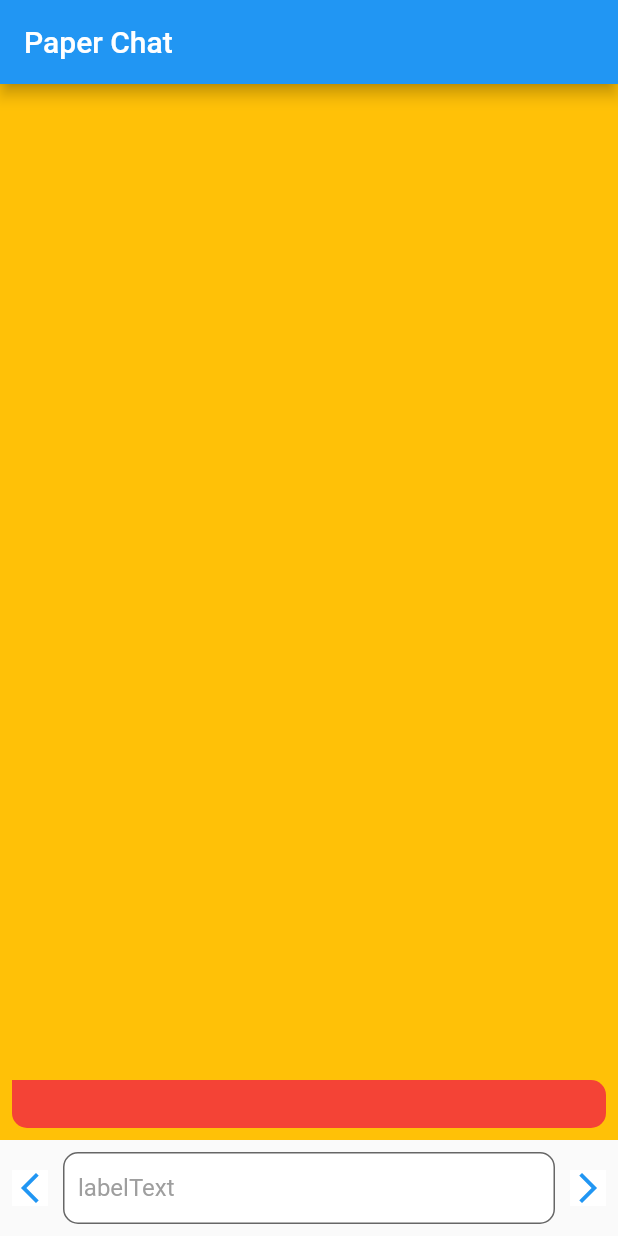
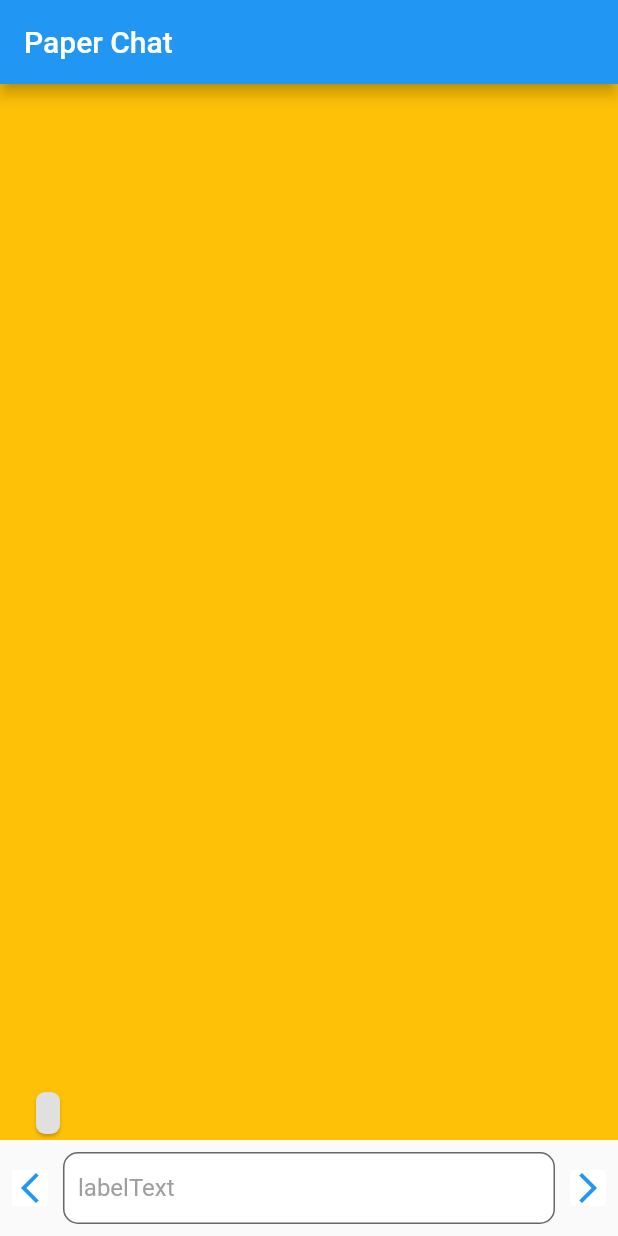
Before and after one commit to Stephen-Essoun/offline-flutter-mute-chat---paper_chat, a Flutter app: the screen it shows after launch, after a tap on the "arrow back ios new" icon, on a phone screen of 412 x 824 dp. Run offline on Flutter 3.47's test engine with Material 2 defaults, Android fonts, the light colour scheme and no system bars; drawn by our look-alikes of bubble.

Commit message:
still working on it

```diff
--- a/lib/database/message_store.dart
+++ b/lib/database/message_store.dart
@@ -1,4 +1,4 @@
-    // List chats = [];
+// List chats = [];
 import 'package:flutter/material.dart';
 import 'dart:math' as math;
 
@@ -41,9 +41,9 @@ class OutBubble extends StatelessWidget {
             decoration: BoxDecoration(
               color: Colors.indigo.shade600,
               borderRadius: const BorderRadius.only(
-                topLeft: Radius.circular(19),
-                bottomLeft: Radius.circular(19),
-                bottomRight: Radius.circular(19),
+                topLeft: Radius.circular(10),
+                bottomLeft: Radius.circular(10),
+                bottomRight: Radius.circular(10),
               ),
             ),
             child: Text(
@@ -83,9 +83,9 @@ class InBubble extends StatelessWidget {
             decoration: BoxDecoration(
               color: Colors.grey.shade300,
               borderRadius: const BorderRadius.only(
-                topRight: Radius.circular(19),
-                bottomLeft: Radius.circular(19),
-                bottomRight: Radius.circular(19),
+                topRight: Radius.circular(10),
+                bottomLeft: Radius.circular(10),
+                bottomRight: Radius.circular(10),
               ),
             ),
             child: Text(
--- a/lib/ui/chat_ui.dart
+++ b/lib/ui/chat_ui.dart
@@ -1,3 +1,4 @@
+import 'package:bubble/bubble.dart';
 import 'package:flutter/material.dart';
 import 'package:paper_chat/provider/db_provider.dart';
 import 'package:paper_chat/provider/visible_provider.dart';
@@ -14,6 +15,7 @@ class ChatView extends StatefulWidget {
 }
 
 class _ChatViewState extends State<ChatView> {
+  bool isCurrentUser = false;
   @override
   Widget build(BuildContext context) {
     var visibility = Provider.of<ChatVisibility>(context);
@@ -31,69 +33,34 @@ class _ChatViewState extends State<ChatView> {
               reverse: true,
               itemCount: chats.message.length,
               itemBuilder: (context, index) {
-                return visibility.isVisible
-                    ? Padding(
-                        padding: const EdgeInsets.all(8.0),
-                        child: Flexible(
-                          child: Visibility(
-                            // visible: visibility.isVisible ? false : true,
-                            child: Container(
-                              constraints: BoxConstraints(
-                                maxWidth:
-                                    MediaQuery.of(context).size.width * 0.5,
-                              ),
-                              // color: Colors.white,
-                              decoration: const BoxDecoration(
-                                color: Colors.red,
-                                borderRadius: BorderRadius.only(
-                                  topRight: Radius.circular(10),
-                                  bottomLeft: Radius.circular(10),
-                                  bottomRight: Radius.circular(10),
-                                ),
-                              ),
-                              child: Padding(
-                                padding: const EdgeInsets.all(8.0),
-                                child: Text(
-                                  chats.message[index],
-                                ),
-                              ),
-                            ),
-                          ),
-                        ),
-                      )
-                    : Padding(
-                        padding: const EdgeInsets.all(8.0),
-                        child: Flexible(
-                          child: Visibility(
-                            // visible: visibility.isVisible ? true : false,
-                            child: Container(
-                              constraints: BoxConstraints(
-                                maxWidth:
-                                    MediaQuery.of(context).size.width * 0.8,
-                              ),
-                              decoration: const BoxDecoration(
-                                color: Colors.white,
-                                borderRadius: BorderRadius.only(
-                                  topLeft: Radius.circular(10),
-                                  bottomLeft: Radius.circular(10),
-                                  bottomRight: Radius.circular(10),
-                                ),
-                              ),
-                              // color: Colors.white,
-                              child: Padding(
-                                padding: const EdgeInsets.all(8.0),
-                                child: Text(
-                                  chats.message[index],
-                                ),
-                              ),
-                            ),
-                          ),
-                        ),
-                      );
+                return Padding(
+                    padding: EdgeInsets.fromLTRB(
+                      isCurrentUser ? 64.0 : 16.0,
+                      4,
+                      isCurrentUser ? 16.0 : 64.0,
+                      4,
+                    ),
+                    child: Bubble(
+                      color:
+                          visibility.isVisible ? Colors.blue : Colors.grey[300],
+                      alignment: isCurrentUser
+                          ? Alignment.centerRight
+                          : Alignment.centerLeft,
+                      stick: true,
+                      child: Text(chats.message[index],
+                          style:
+                              Theme.of(context).textTheme.bodyMedium!.copyWith(
+                                    color: visibility.isVisible
+                                        ? Colors.white
+                                        : Colors.black87,
+                                  )),
+                    ));
               },
             ),
           )),
-          ChatTextField(),
+          ChatTextField(
+              isFriend: isCurrentUser ? false : true,
+              isMe: isCurrentUser ? true : false),
         ],
       ),
     );
--- a/lib/utils/chat_textfield.dart
+++ b/lib/utils/chat_textfield.dart
@@ -7,9 +7,11 @@ import 'package:provider/provider.dart';
 
 class ChatTextField extends StatelessWidget {
   ChatTextField({
-    super.key,
+    super.key,required this.isMe,required this.isFriend
   });
   String message = '';
+  bool isMe;
+  bool isFriend;
   final TextEditingController _controller = TextEditingController();
   @override
   Widget build(BuildContext context) {
@@ -22,9 +24,10 @@ class ChatTextField extends StatelessWidget {
         children: [
           GestureDetector(
             onTap: () {
+              isFriend;
               message = _controller.text;
               provider.addMessage(message);
-              visibility.visible(true);
+              // visibility.visible(true);
             },
             child: Container(
               color: Colors.white,
@@ -60,9 +63,10 @@ class ChatTextField extends StatelessWidget {
           ),
           GestureDetector(
             onTap: () {
+              isMe;
               message = _controller.text;
               provider.addMessage(message);
-              visibility.visible(false);
+              // visibility.visible(false);
             },
             child: Container(
               color: Colors.white,
--- a/pubspec.yaml
+++ b/pubspec.yaml
@@ -36,6 +36,7 @@ dependencies:
   # Use with the CupertinoIcons class for iOS style icons.
   cupertino_icons: ^1.0.2
   provider: ^6.0.5
+  bubble: ^1.2.1
 
 dev_dependencies:
   flutter_test:
```
Also changed, not shown: pubspec.lock.
